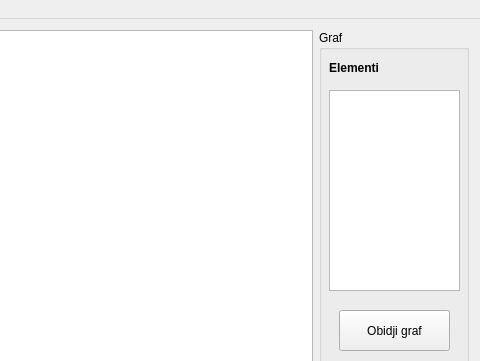
First picture: the form in aplikacija.ui, repository leoRado/KulaV2, before the edit; both pictures show x 544 to 1024 and y 0 to 361 of the 1024 by 668 pixel window.
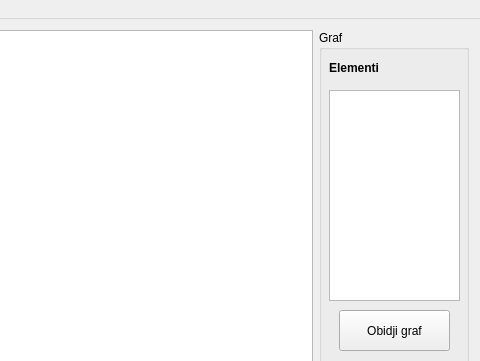
Second picture: the form after the edit.

Commit message:
Ispravak obilaska
Bila frka oko while ..

```diff
--- a/aplikacija.ui
+++ b/aplikacija.ui
@@ -213,13 +213,13 @@
         <string>Elementi</string>
        </property>
       </widget>
-      <widget class="QTextEdit" name="textEdit">
+      <widget class="QPlainTextEdit" name="plainTextEdit">
        <property name="geometry">
         <rect>
          <x>10</x>
          <y>60</y>
          <width>131</width>
-         <height>201</height>
+         <height>211</height>
         </rect>
        </property>
       </widget>
```
The commit also changes 2 other files.
